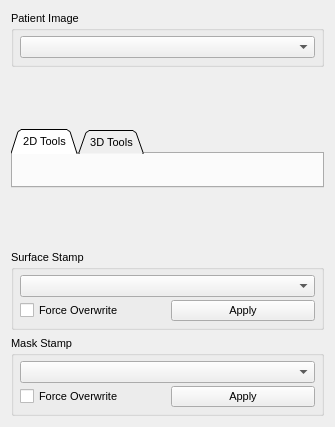
Old version of the form Plugins/org.mitk.gui.qt.multilabelsegmentation/src/internal/QmitkMultiLabelSegmentationControls.ui in the repository MITK/MITK.
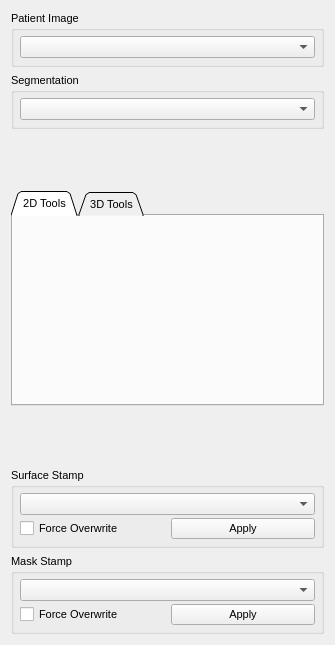
New version of the form. Custom widgets are drawn as their Qt base class.

Commit message: reorganized view and widgets

```diff
--- a/Plugins/org.mitk.gui.qt.multilabelsegmentation/src/internal/QmitkMultiLabelSegmentationControls.ui
+++ b/Plugins/org.mitk.gui.qt.multilabelsegmentation/src/internal/QmitkMultiLabelSegmentationControls.ui
@@ -7,7 +7,7 @@
     <x>0</x>
     <y>0</y>
     <width>335</width>
-    <height>413</height>
+    <height>645</height>
    </rect>
   </property>
   <property name="sizePolicy">
@@ -36,7 +36,7 @@
   <property name="windowTitle">
    <string>QmitkSegmentation</string>
   </property>
-  <layout class="QVBoxLayout" name="verticalLayout_6">
+  <layout class="QVBoxLayout" name="verticalLayout_7">
    <item>
     <widget class="QGroupBox" name="groupBox">
      <property name="sizePolicy">
@@ -68,6 +68,37 @@
      </layout>
     </widget>
    </item>
+   <item>
+    <widget class="QGroupBox" name="groupBox_4">
+     <property name="sizePolicy">
+      <sizepolicy hsizetype="Minimum" vsizetype="Fixed">
+       <horstretch>0</horstretch>
+       <verstretch>0</verstretch>
+      </sizepolicy>
+     </property>
+     <property name="title">
+      <string>Segmentation</string>
+     </property>
+     <layout class="QVBoxLayout" name="verticalLayout_6">
+      <property name="spacing">
+       <number>3</number>
+      </property>
+      <property name="margin">
+       <number>6</number>
+      </property>
+      <item>
+       <widget class="QmitkDataStorageComboBox" name="m_cbWorkingNodeSelector">
+        <property name="sizePolicy">
+         <sizepolicy hsizetype="Minimum" vsizetype="Fixed">
+          <horstretch>0</horstretch>
+          <verstretch>0</verstretch>
+         </sizepolicy>
+        </property>
+       </widget>
+      </item>
+     </layout>
+    </widget>
+   </item>
    <item>
     <widget class="QmitkLabelSetWidget" name="m_LabelSetWidget" native="true">
      <property name="sizePolicy">
@@ -162,7 +193,7 @@
           <enum>Qt::Vertical</enum>
          </property>
          <property name="sizeType">
-          <enum>QSizePolicy::Minimum</enum>
+          <enum>QSizePolicy::MinimumExpanding</enum>
          </property>
          <property name="sizeHint" stdset="0">
           <size>
```
Left out of the diff: 2 changed lines with no effect on the pictures. The commit also changes 7 other files.
